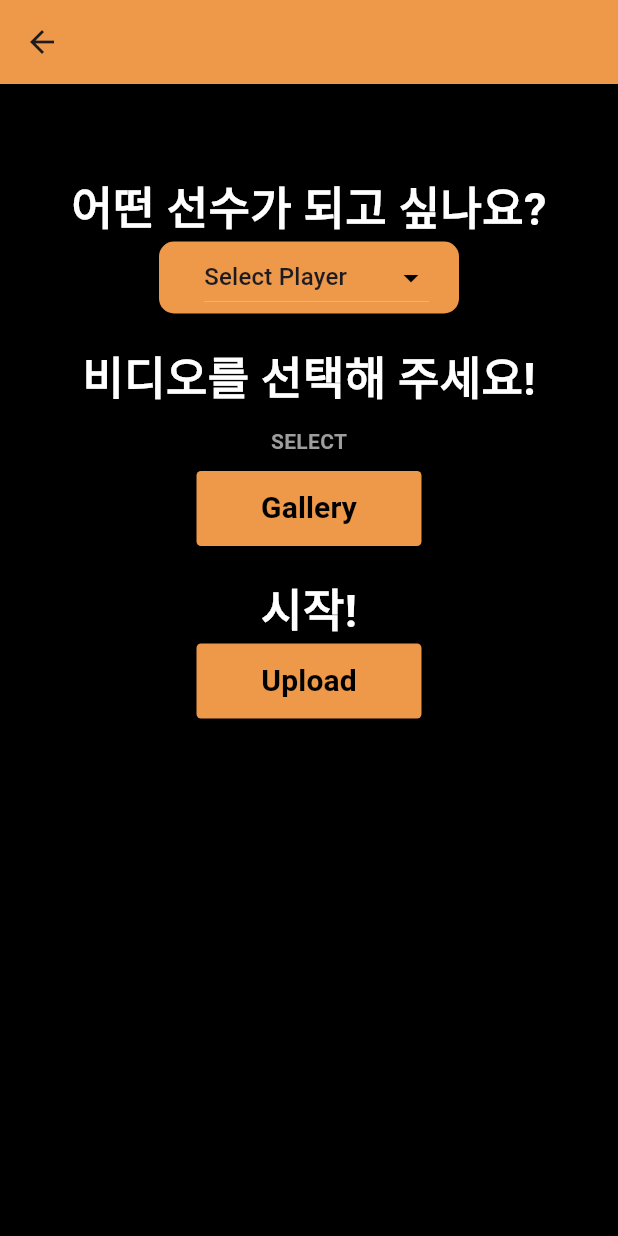
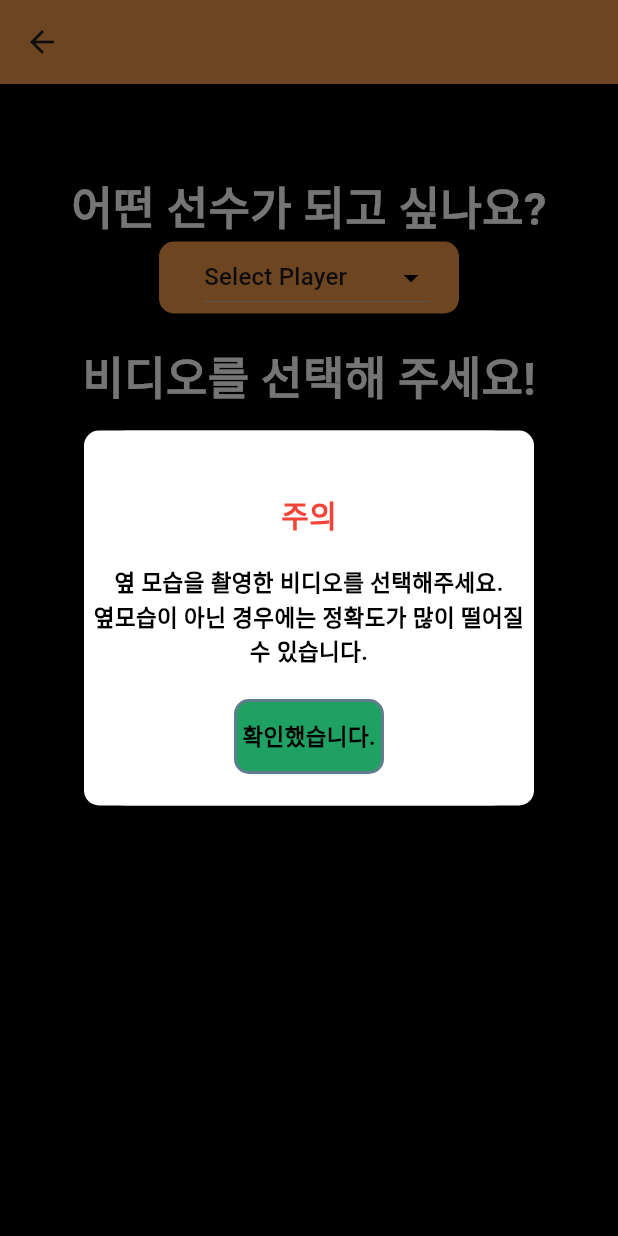
Before and after one commit to seunggihong/flutter-likeu, a Flutter app: the CameraView screen opened directly, after a tap on "Gallery", on a phone screen of 412 x 824 dp. Run offline on Flutter 3.47's test engine with Material 3 defaults, Android fonts, the light colour scheme and no system bars; our stand-ins replace carousel_slider, csv, flutter_dotenv, flutter_expandable_fab, flutter_heatmap_calendar, hive_flutter and 2 more; missing offline and left inert: awesome_circular_chart, mrx_charts; accounts and stored records are empty.

Commit message:
dev: select info

```diff
--- a/lib/views/camera/camera_view.dart
+++ b/lib/views/camera/camera_view.dart
@@ -36,7 +36,8 @@ class _CameraViewState extends State<CameraView> {
   int percentage = 0;
   int userArmDegree = 0;
   int userKneeDegree = 0;
-  int userTiming = 0;
+
+  bool flag = false;
 
   /// Hive Database
   final hivebox = Hive.box('users');
@@ -163,13 +164,87 @@ class _CameraViewState extends State<CameraView> {
               ),
               CustomButton(
                 function: () async {
-                  final XFile? video =
-                      await _picker.pickVideo(source: ImageSource.gallery);
-                  setState(() {
-                    if (video != null) {
-                      _video = video;
-                    }
-                  });
+                  await showDialog(
+                    context: context,
+                    builder: (context) => Dialog(
+                      child: Container(
+                        decoration: BoxDecoration(
+                          color: Colors.white,
+                          borderRadius: BorderRadius.circular(10),
+                        ),
+                        width: 300,
+                        height: 250,
+                        child: Center(
+                          child: Column(
+                            mainAxisAlignment: MainAxisAlignment.center,
+                            children: [
+                              20.h,
+                              Text(
+                                "주의",
+                                style: TextStyle(
+                                  color: Colors.red,
+                                  fontWeight: FontWeight.w900,
+                                  fontSize: 20,
+                                ),
+                              ),
+                              20.h,
+                              Text(
+                                "옆 모습을 촬영한 비디오를 선택해주세요.\n옆모습이 아닌 경우에는 정확도가 많이 떨어질 수 있습니다.",
+                                textAlign: TextAlign.center,
+                                style: TextStyle(
+                                  color: Colors.black,
+                                  fontWeight: FontWeight.bold,
+                                  fontSize: 15,
+                                ),
+                              ),
+                              20.h,
+                              GestureDetector(
+                                onTap: () => {
+                                  setState(() {
+                                    flag = true;
+                                  }),
+                                  Navigator.pop(context)
+                                },
+                                child: Container(
+                                  width: 100,
+                                  height: 50,
+                                  alignment: Alignment.center,
+                                  decoration: BoxDecoration(
+                                    color:
+                                        const Color.fromARGB(255, 31, 161, 99),
+                                    borderRadius: BorderRadius.circular(10),
+                                    border: Border.all(
+                                        color: Colors.blueGrey, width: 2),
+                                  ),
+                                  child: Text(
+                                    "확인했습니다.",
+                                    style: TextStyle(
+                                      color: Colors.black,
+                                      fontWeight: FontWeight.bold,
+                                      fontSize: 15,
+                                    ),
+                                  ),
+                                ),
+                              )
+                            ],
+                          ),
+                        ),
+                      ),
+                    ),
+                  );
+
+                  if (flag) {
+                    final XFile? video =
+                        await _picker.pickVideo(source: ImageSource.gallery);
+                    setState(
+                      () {
+                        if (video != null) {
+                          _video = video;
+                        }
+                        flag = false;
+                      },
+                    );
+                  }
                 },
                 buttonName: _video == null ? 'Gallery' : 'Change',
               ),
```
